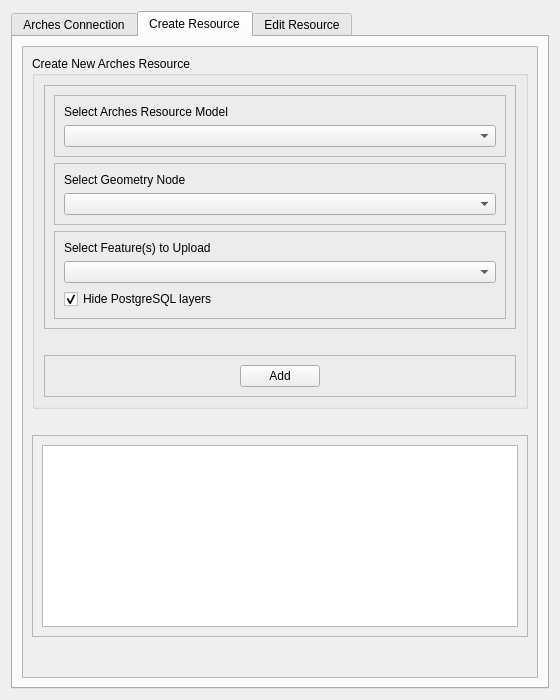
Before: the Qt Designer form arches_project_dialog_base.ui in k-int/arches-qgis-plugin, drawn with Qt 5.
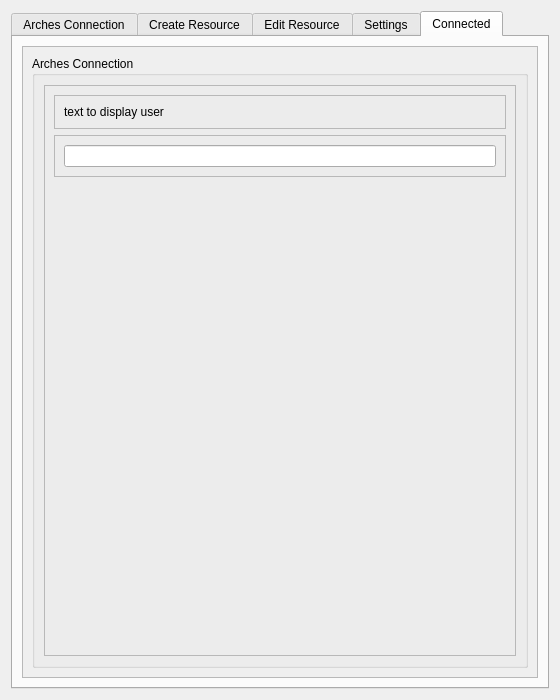
After: the same form once the commit is applied. Icons and pictures are not drawn.

Commit message: Implementation of Arches stylesheet

The edit to the form file:
```diff
--- a/arches_project_dialog_base.ui
+++ b/arches_project_dialog_base.ui
@@ -26,13 +26,16 @@
   <layout class="QVBoxLayout" name="verticalLayout_15">
    <item>
     <widget class="QTabWidget" name="tabWidget">
+     <property name="enabled">
+      <bool>true</bool>
+     </property>
      <property name="font">
       <font>
        <bold>false</bold>
       </font>
      </property>
      <property name="currentIndex">
-      <number>1</number>
+      <number>4</number>
      </property>
      <widget class="QWidget" name="connection">
       <property name="font">
@@ -688,6 +691,182 @@
        </item>
       </layout>
      </widget>
+     <widget class="QWidget" name="settings">
+      <attribute name="title">
+       <string>Settings</string>
+      </attribute>
+      <layout class="QVBoxLayout" name="verticalLayout_23">
+       <item>
+        <widget class="QScrollArea" name="scrollArea_4">
+         <property name="widgetResizable">
+          <bool>true</bool>
+         </property>
+         <widget class="QWidget" name="scrollAreaWidgetContents_3">
+          <property name="geometry">
+           <rect>
+            <x>0</x>
+            <y>0</y>
+            <width>518</width>
+            <height>632</height>
+           </rect>
+          </property>
+          <layout class="QHBoxLayout" name="horizontalLayout_4">
+           <item>
+            <widget class="QGroupBox" name="groupBox_4">
+             <property name="title">
+              <string>Settings</string>
+             </property>
+             <layout class="QVBoxLayout" name="verticalLayout_24">
+              <item>
+               <widget class="QFrame" name="frame_14">
+                <property name="frameShape">
+                 <enum>QFrame::StyledPanel</enum>
+                </property>
+                <property name="frameShadow">
+                 <enum>QFrame::Raised</enum>
+                </property>
+                <layout class="QVBoxLayout" name="verticalLayout_26">
+                 <item>
+                  <widget class="QFrame" name="frame_15">
+                   <property name="frameShape">
+                    <enum>QFrame::StyledPanel</enum>
+                   </property>
+                   <property name="frameShadow">
+                    <enum>QFrame::Raised</enum>
+                   </property>
+                   <layout class="QVBoxLayout" name="verticalLayout_25">
+                    <item>
+                     <widget class="QCheckBox" name="useStylesheetCheckbox">
+                      <property name="enabled">
+                       <bool>true</bool>
+                      </property>
+                      <property name="text">
+                       <string>Use Arches theme</string>
+                      </property>
+                     </widget>
+                    </item>
+                   </layout>
+                  </widget>
+                 </item>
+                 <item>
+                  <spacer name="verticalSpacer_4">
+                   <property name="orientation">
+                    <enum>Qt::Vertical</enum>
+                   </property>
+                   <property name="sizeHint" stdset="0">
+                    <size>
+                     <width>20</width>
+                     <height>40</height>
+                    </size>
+                   </property>
+                  </spacer>
+                 </item>
+                </layout>
+               </widget>
+              </item>
+             </layout>
+            </widget>
+           </item>
+          </layout>
+         </widget>
+        </widget>
+       </item>
+      </layout>
+     </widget>
+     <widget class="QWidget" name="connected">
+      <attribute name="title">
+       <string>Connected</string>
+      </attribute>
+      <layout class="QVBoxLayout" name="verticalLayout_29">
+       <item>
+        <widget class="QScrollArea" name="scrollArea_5">
+         <property name="widgetResizable">
+          <bool>true</bool>
+         </property>
+         <widget class="QWidget" name="scrollAreaWidgetContents_5">
+          <property name="geometry">
+           <rect>
+            <x>0</x>
+            <y>0</y>
+            <width>518</width>
+            <height>632</height>
+           </rect>
+          </property>
+          <layout class="QVBoxLayout" name="verticalLayout_28">
+           <item>
+            <widget class="QGroupBox" name="groupBox_5">
+             <property name="title">
+              <string>Arches Connection</string>
+             </property>
+             <layout class="QVBoxLayout" name="verticalLayout_27">
+              <item>
+               <widget class="QFrame" name="frame_16">
+                <property name="frameShape">
+                 <enum>QFrame::StyledPanel</enum>
+                </property>
+                <property name="frameShadow">
+                 <enum>QFrame::Raised</enum>
+                </property>
+                <layout class="QVBoxLayout" name="verticalLayout_30">
+                 <item>
+                  <widget class="QFrame" name="frame_17">
+                   <property name="frameShape">
+                    <enum>QFrame::StyledPanel</enum>
+                   </property>
+                   <property name="frameShadow">
+                    <enum>QFrame::Raised</enum>
+                   </property>
+                   <layout class="QVBoxLayout" name="verticalLayout_32">
+                    <item>
+                     <widget class="QLabel" name="label_9">
+                      <property name="text">
+                       <string>text to display user</string>
+                      </property>
+                     </widget>
+                    </item>
+                   </layout>
+                  </widget>
+                 </item>
+                 <item>
+                  <widget class="QFrame" name="frame_18">
+                   <property name="frameShape">
+                    <enum>QFrame::StyledPanel</enum>
+                   </property>
+                   <property name="frameShadow">
+                    <enum>QFrame::Raised</enum>
+                   </property>
+                   <layout class="QVBoxLayout" name="verticalLayout_33">
+                    <item>
+                     <widget class="QLineEdit" name="lineEdit"/>
+                    </item>
+                   </layout>
+                  </widget>
+                 </item>
+                 <item>
+                  <spacer name="verticalSpacer_5">
+                   <property name="orientation">
+                    <enum>Qt::Vertical</enum>
+                   </property>
+                   <property name="sizeHint" stdset="0">
+                    <size>
+                     <width>20</width>
+                     <height>40</height>
+                    </size>
+                   </property>
+                  </spacer>
+                 </item>
+                </layout>
+               </widget>
+              </item>
+             </layout>
+            </widget>
+           </item>
+          </layout>
+         </widget>
+        </widget>
+       </item>
+      </layout>
+     </widget>
     </widget>
    </item>
   </layout>
```
The commit also changes 4 other files.
